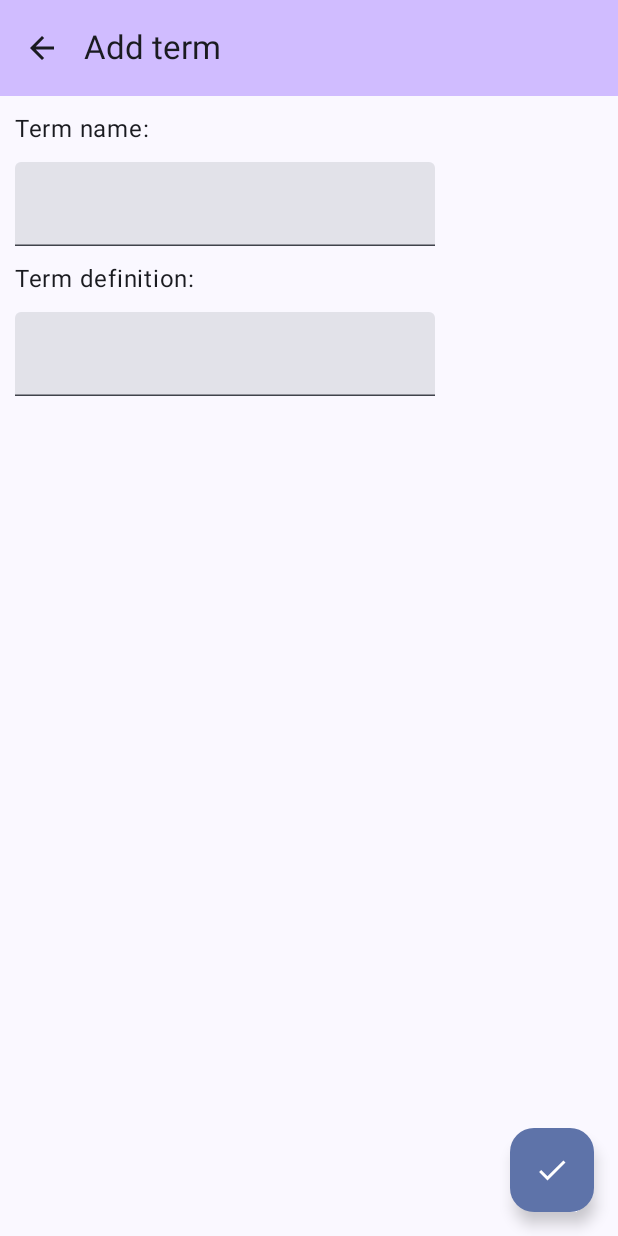
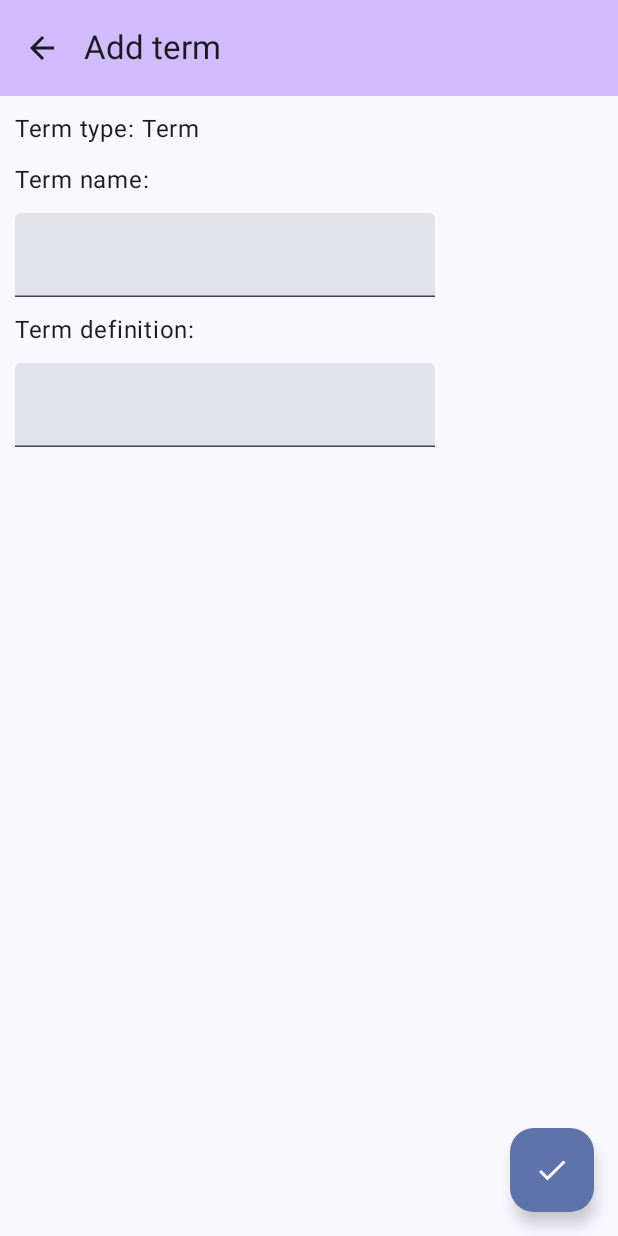
Before and after one commit to samogonshchik/prikol, an Android app built with Jetpack Compose: the AddTermScreen screen opened through its navigation route, on a phone screen of 412 x 824 dp. Run offline under Robolectric (Android 15) with nearby library versions, the phone set to English and light mode, and no system bars; our stand-ins replace Room's generated code.

Commit message:
Term types implemented, minor design and navigation changes applied

```diff
--- a/app/src/main/AndroidManifest.xml
+++ b/app/src/main/AndroidManifest.xml
@@ -27,6 +27,9 @@
         <activity
             android:name=".MainActivity"
             android:exported="true"
+
+            android:windowSoftInputMode="adjustResize"
+
             android:label="@string/app_name"
             android:theme="@style/Theme.Prikol">
             <intent-filter>
--- a/app/src/main/java/com/example/prikol/MainActivity.kt
+++ b/app/src/main/java/com/example/prikol/MainActivity.kt
@@ -8,6 +8,7 @@ import androidx.compose.foundation.layout.fillMaxSize
 import androidx.compose.material3.MaterialTheme
 import androidx.compose.material3.Surface
 import androidx.compose.ui.Modifier
+import androidx.core.view.WindowCompat
 import androidx.navigation.compose.rememberNavController
 import com.example.prikol.navigation.PrikolNavHost
 import com.example.prikol.ui.theme.PrikolTheme
@@ -15,6 +16,9 @@ import com.example.prikol.ui.theme.PrikolTheme
 class MainActivity : ComponentActivity() {
     override fun onCreate(savedInstanceState: Bundle?) {
         super.onCreate(savedInstanceState)
+
+        WindowCompat.setDecorFitsSystemWindows(window, false)
+
         setContent {
             PrikolTheme {
                 // A surface container using the 'background' color from the theme
--- a/app/src/main/java/com/example/prikol/data/TermDao.kt
+++ b/app/src/main/java/com/example/prikol/data/TermDao.kt
@@ -19,21 +19,21 @@ interface TermDao {
     @Delete
     suspend fun delete(term: Term)
 
-    @Query("SELECT * from terms_table WHERE id = :id")
+    @Query("SELECT * FROM terms_table WHERE id = :id")
     fun getTermStream(id: Int): Flow<Term>
 
-    @Query("SELECT * from terms_table WHERE name = :name")
+    @Query("SELECT * FROM terms_table WHERE name = :name")
     fun getTermStream(name: String): Flow<Term>
 
-    @Query("SELECT * from terms_table ORDER BY name ASC")
+    @Query("SELECT * FROM terms_table ORDER BY id ASC")
     fun getAllTermsStream(): Flow<List<Term>>
 
     @Query("SELECT name FROM terms_table")
     fun getAllNamesStream(): Flow<List<String>>
 
-    @Query("DELETE from terms_table")
+    @Query("DELETE FROM terms_table")
     suspend fun deleteAll()
 
-//    @Query("SELECT  from terms_table")
-//    fun getAllIdentifyingNames(): Flow<List<String>>
+    @Query("SELECT MIN(id) FROM terms_table WHERE id > :id")
+    suspend fun getNextId(id: Int): Int?
 }
--- a/app/src/main/java/com/example/prikol/ui/AddTermScreen.kt
+++ b/app/src/main/java/com/example/prikol/ui/AddTermScreen.kt
@@ -1,13 +1,22 @@
 package com.example.prikol.ui
 
+import androidx.compose.foundation.clickable
 import androidx.compose.foundation.layout.Arrangement
+import androidx.compose.foundation.layout.Box
 import androidx.compose.foundation.layout.Column
+import androidx.compose.foundation.layout.ExperimentalLayoutApi
+import androidx.compose.foundation.layout.Row
+import androidx.compose.foundation.layout.WindowInsets
+import androidx.compose.foundation.layout.isImeVisible
 import androidx.compose.foundation.layout.padding
 import androidx.compose.foundation.rememberScrollState
+import androidx.compose.foundation.text.KeyboardOptions
 import androidx.compose.foundation.verticalScroll
 import androidx.compose.material.icons.Icons
 import androidx.compose.material.icons.filled.ArrowBack
 import androidx.compose.material.icons.filled.Done
+import androidx.compose.material3.DropdownMenu
+import androidx.compose.material3.DropdownMenuItem
 import androidx.compose.material3.ExperimentalMaterial3Api
 import androidx.compose.material3.FloatingActionButton
 import androidx.compose.material3.Icon
@@ -18,8 +27,15 @@ import androidx.compose.material3.TextField
 import androidx.compose.material3.TopAppBar
 import androidx.compose.material3.TopAppBarDefaults
 import androidx.compose.runtime.Composable
+import androidx.compose.runtime.getValue
+import androidx.compose.runtime.mutableStateOf
+import androidx.compose.runtime.remember
 import androidx.compose.runtime.rememberCoroutineScope
+import androidx.compose.runtime.setValue
 import androidx.compose.ui.Modifier
+import androidx.compose.ui.platform.LocalFocusManager
+import androidx.compose.ui.text.input.ImeAction
+import androidx.compose.ui.text.input.KeyboardCapitalization
 import androidx.lifecycle.viewmodel.compose.viewModel
 import com.example.prikol.AppViewModelProvider
 import com.example.prikol.ui.theme.Purple80
@@ -27,7 +43,7 @@ import com.example.prikol.ui.viewModels.AddTermViewModel
 import com.example.prikol.ui.viewModels.TermInfo
 import kotlinx.coroutines.launch
 
-@OptIn(ExperimentalMaterial3Api::class)
+@OptIn(ExperimentalMaterial3Api::class, ExperimentalLayoutApi::class)
 @Composable
 fun AddTermScreen(
     navigateBack: () -> Unit = {  },
@@ -73,32 +89,87 @@ fun AddTermScreen(
                 .padding(defaultOffset)
                 .verticalScroll(rememberScrollState())
         )
-}
+    }
 }
 
+@OptIn(ExperimentalLayoutApi::class)
 @Composable
 fun EnterTermForm(
     termInfo: TermInfo,
     updateTermInfo: (TermInfo) -> Unit,
     modifier: Modifier = Modifier
 ) {
+    var menuExpanded: Boolean by remember { mutableStateOf(false) }
+    val focusManager = LocalFocusManager.current
+    if (!WindowInsets.isImeVisible) focusManager.clearFocus()
+
     Column(
         verticalArrangement = Arrangement.spacedBy(defaultOffset),
         modifier = modifier
     ) {
+        Row() {
+            Text(text = "Term type: ")
+            Box() {
+                Text(
+                    text = termInfo.type,
+                    modifier = Modifier.clickable { menuExpanded = true }
+                )
+                DropdownMenu(
+                    expanded = menuExpanded,
+                    onDismissRequest = { menuExpanded = false }
+                ) {
+                    DropdownMenuItem(
+                        text = { Text(text = "Paragraph") },
+                        onClick = {
+                            updateTermInfo(termInfo.copy(type = "Paragraph"))
+                            menuExpanded = false
+                        }
+                    )
+                    DropdownMenuItem(
+                        text = { Text(text = "Term") },
+                        onClick = {
+                            updateTermInfo(termInfo.copy(type = "Term"))
+                            menuExpanded = false
+                        }
+                    )
+                    DropdownMenuItem(
+                        text = { Text(text = "Theorem") },
+                        onClick = {
+                            updateTermInfo(termInfo.copy(type = "Theorem"))
+                            menuExpanded = false
+                        }
+                    )
+                    DropdownMenuItem(
+                        text = { Text(text = "Other") },
+                        onClick = {
+                            updateTermInfo(termInfo.copy(type = "Other"))
+                            menuExpanded = false
+                        }
+                    )
+                }
+            }
+        }
         Text(
             text = "Term name:"
         )
         TextField(
             value = termInfo.name,
-            onValueChange = { updateTermInfo(termInfo.copy(name = it)) }
+            onValueChange = { updateTermInfo(termInfo.copy(name = it)) },
+            keyboardOptions = KeyboardOptions(
+                capitalization = KeyboardCapitalization.Sentences,
+                imeAction = ImeAction.Next
+            )
         )
         Text(
             text = "Term definition:"
         )
         TextField(
             value = termInfo.definition,
-            onValueChange = { updateTermInfo(termInfo.copy(definition = it)) }
+            onValueChange = { updateTermInfo(termInfo.copy(definition = it)) },
+            keyboardOptions = KeyboardOptions(
+                capitalization = KeyboardCapitalization.Sentences,
+                imeAction = ImeAction.Done
+            )
         )
     }
 }
--- a/app/src/main/java/com/example/prikol/ui/viewModels/AddTermViewModel.kt
+++ b/app/src/main/java/com/example/prikol/ui/viewModels/AddTermViewModel.kt
@@ -38,12 +38,14 @@ data class TermUiState(
 
 data class TermInfo(
     val id: Int = 0,
+    val type: String = "Term",
     val name: String = "",
     val definition: String = ""
 )
 
 fun TermInfo.toTerm() = Term(
     id = id,
+    type = type,
     name = name,
     definition = definition
 )
--- a/app/src/main/java/com/example/prikol/ui/viewModels/HomeViewModel.kt
+++ b/app/src/main/java/com/example/prikol/ui/viewModels/HomeViewModel.kt
@@ -10,7 +10,6 @@ import kotlinx.coroutines.flow.map
 import kotlinx.coroutines.flow.stateIn
 
 class HomeViewModel(private val termDao: TermDao) : ViewModel() { // If no function use it, "private val" isn't needed
-
     val homeUiState: StateFlow<HomeUiState> = termDao.getAllTermsStream().map { HomeUiState(it) }
         .stateIn(
             scope = viewModelScope,
```
Also changed, not shown: app/src/main/java/com/example/prikol/data/Term.kt (+3 -4 lines), app/src/main/java/com/example/prikol/navigation/PrikolNavGraph.kt (+6 -10 lines), app/src/main/java/com/example/prikol/ui/EditTermScreen.kt (+13 -31 lines), app/src/main/java/com/example/prikol/ui/HomeScreen.kt (+27 -17 lines), app/src/main/java/com/example/prikol/ui/ViewTermScreen.kt (+28 -27 lines), app/src/main/java/com/example/prikol/ui/viewModels/EditTermViewModel.kt (+6 -7 lines), app/src/main/java/com/example/prikol/ui/viewModels/ViewTermViewModel.kt (+12 -4 lines).
